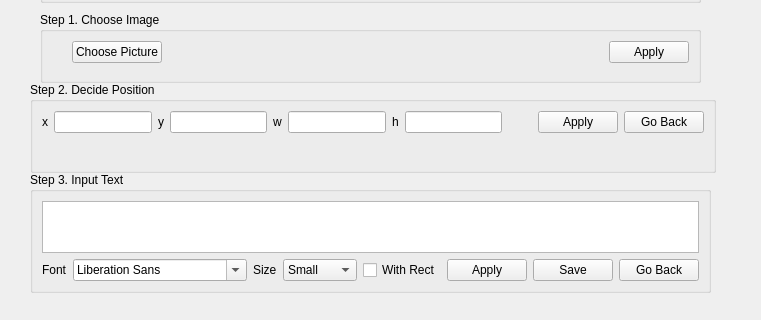
Qt form ui_design/ui_design.ui (SiyiDai/txt_adjuster) before a commit; both pictures show x 0 to 761 and y 238 to 558 of the 761 by 558 pixel window.
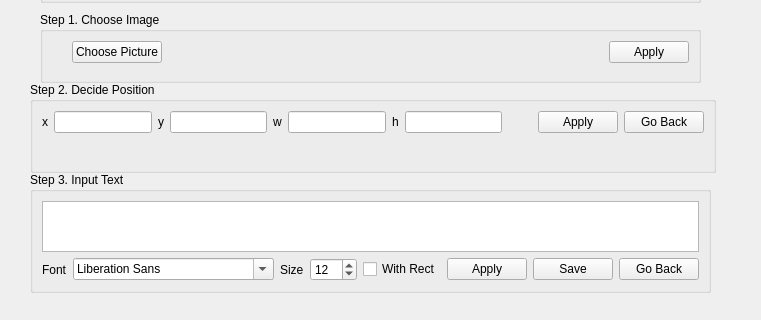
The same form after that commit. Icons and pictures are not drawn. Custom widgets are drawn as their Qt base class.

The edit to the form file:
```diff
--- a/ui_design/ui_design.ui
+++ b/ui_design/ui_design.ui
@@ -258,22 +258,13 @@
          </widget>
         </item>
         <item>
-         <widget class="QComboBox" name="size_chooser">
-          <item>
-           <property name="text">
-            <string>Small</string>
-           </property>
-          </item>
-          <item>
-           <property name="text">
-            <string>Medium</string>
-           </property>
-          </item>
-          <item>
-           <property name="text">
-            <string>Large</string>
-           </property>
-          </item>
+         <widget class="QSpinBox" name="size_chooser">
+          <property name="maximum">
+           <number>300</number>
+          </property>
+          <property name="value">
+           <number>12</number>
+          </property>
          </widget>
         </item>
         <item>
```
